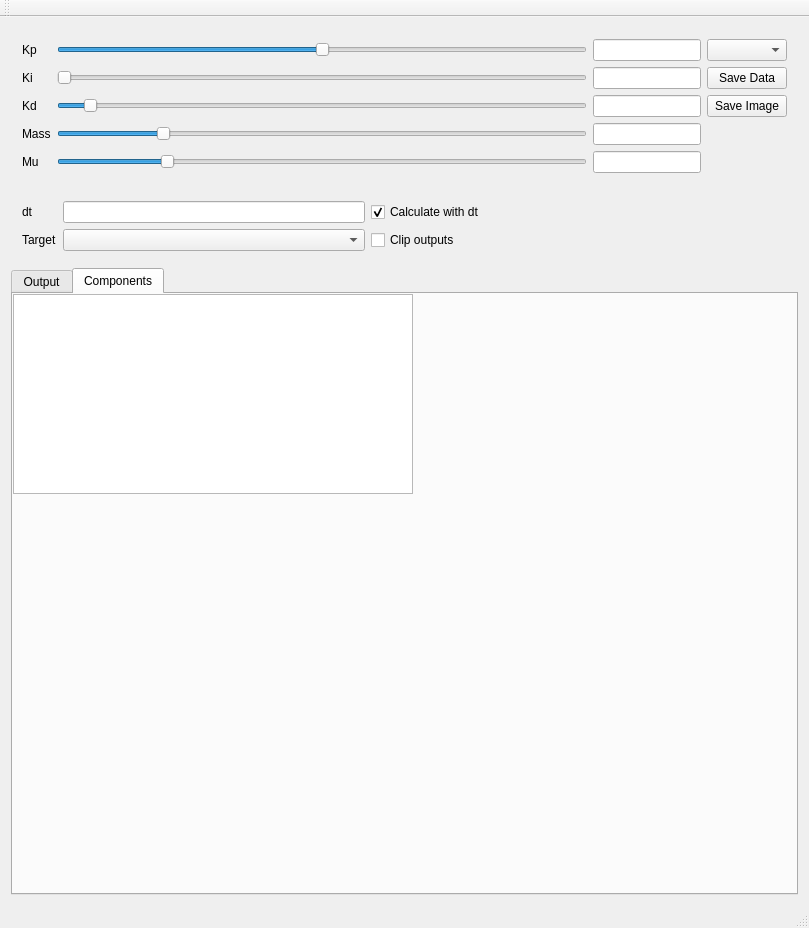
Qt form mainwindow.ui (rlee287/PID_visualiser) before a commit.
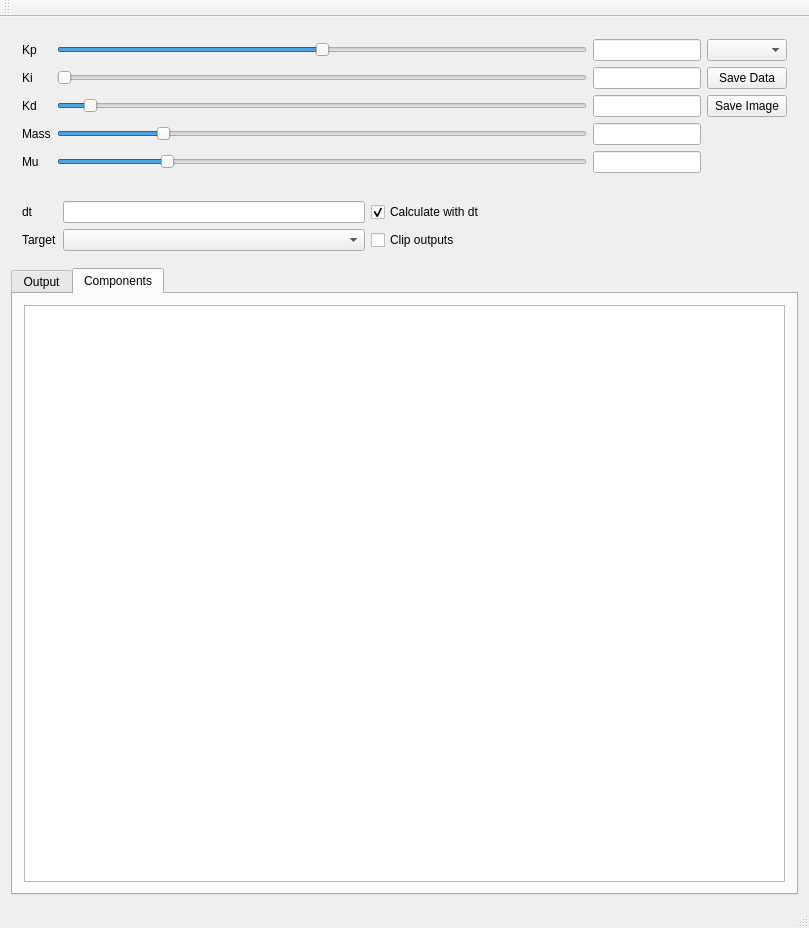
The same form after that commit. The open tabs and pages were chosen to show the change.

Commit message: Implementation of component view

Diff of the .ui file:
```diff
--- a/mainwindow.ui
+++ b/mainwindow.ui
@@ -14,8 +14,8 @@
    <string>MainWindow</string>
   </property>
   <widget class="QWidget" name="centralWidget">
-   <layout class="QVBoxLayout" name="verticalLayout">
-    <item>
+   <layout class="QGridLayout" name="gridLayout_2">
+    <item row="0" column="0">
      <widget class="QWidget" name="pidWidget" native="true">
       <property name="sizePolicy">
        <sizepolicy hsizetype="Preferred" vsizetype="Fixed">
@@ -292,7 +292,7 @@
       </layout>
      </widget>
     </item>
-    <item>
+    <item row="2" column="0">
      <widget class="QTabWidget" name="tabWidget">
       <property name="currentIndex">
        <number>0</number>
@@ -301,7 +301,7 @@
        <attribute name="title">
         <string>Output</string>
        </attribute>
-       <layout class="QGridLayout" name="gridLayout_2">
+       <layout class="QGridLayout" name="gridLayout_4">
         <item row="0" column="0">
          <widget class="QGraphicsView" name="out_graph">
           <property name="sizePolicy">
@@ -318,15 +318,9 @@
        <attribute name="title">
         <string>Components</string>
        </attribute>
+       <layout class="QGridLayout" name="gridLayout_3">
+        <item row="0" column="0">
        <widget class="QGraphicsView" name="comp_graph">
-        <property name="geometry">
-         <rect>
-          <x>0</x>
-          <y>0</y>
-          <width>400</width>
-          <height>200</height>
-         </rect>
-        </property>
         <property name="sizePolicy">
          <sizepolicy hsizetype="MinimumExpanding" vsizetype="MinimumExpanding">
           <horstretch>0</horstretch>
@@ -334,6 +328,8 @@
          </sizepolicy>
         </property>
        </widget>
+        </item>
+       </layout>
       </widget>
      </widget>
     </item>
```
Left out of the diff: 4 changed lines with no effect on the pictures. Lines whose indentation alone changed are shown as unchanged. The commit also changes 2 other files.
